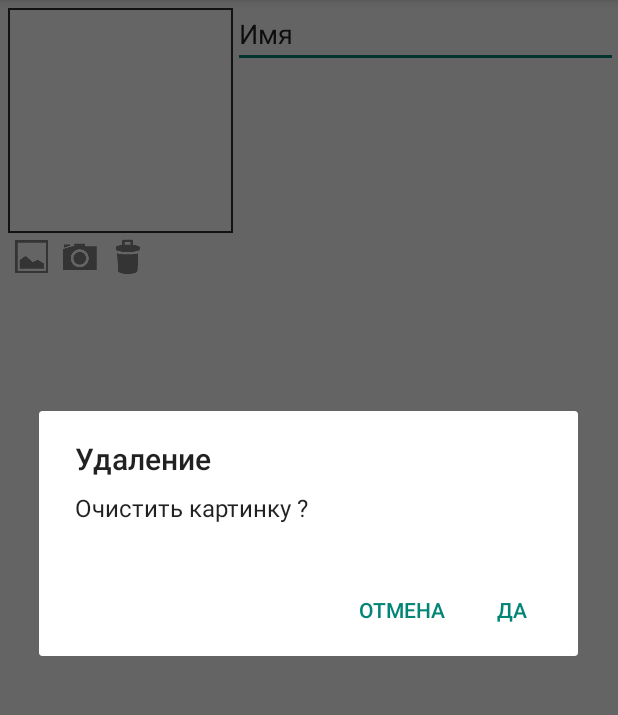
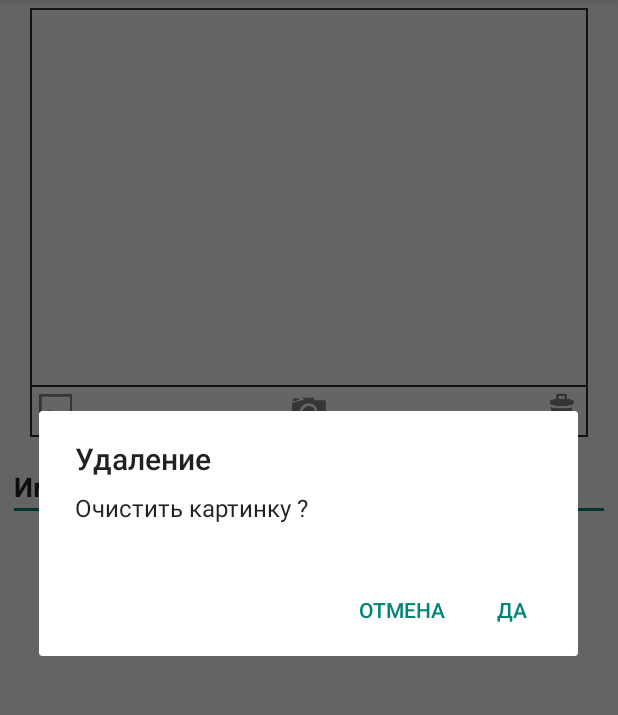
Before and after one commit to pleshakoff/ushlanabazu, an Android app: the EditItemActivity screen opened directly, with no data from a screen before it, after a tap on an icon or button, on a phone screen of 412 x 824 dp, the part 84-799 px from its top. Run offline under Robolectric (Android 15) with nearby library versions, the phone set to English and light mode, and no system bars.

Commit message:
Добавил фрагменты

```diff
--- a/app/src/main/java/com/ushlanabazu/app/MainActivity.java
+++ b/app/src/main/java/com/ushlanabazu/app/MainActivity.java
@@ -200,7 +200,7 @@ public class MainActivity extends ActionBarActivity implements LoaderManager.Loa
 
     @Override
     protected void onActivityResult(int requestCode, int resultCode, Intent data) {
-        if (resultCode == RESULT_OK) {
+        if (resultCode == RESULT_OK )  {
             String name = data.getStringExtra("name");
             getSupportLoaderManager().getLoader(0).forceLoad();
 
--- /dev/null
+++ b/app/src/main/java/com/ushlanabazu/app/TitleFragment.java
@@ -0,0 +1,51 @@
+package com.ushlanabazu.app;
+
+import android.app.Activity;
+import android.net.Uri;
+import android.os.Bundle;
+import android.support.v4.app.Fragment;
+import android.view.LayoutInflater;
+import android.view.View;
+import android.view.ViewGroup;
+
+
+public class TitleFragment extends Fragment {
+
+
+    private OnFragmentInteractionListener mListener;
+
+
+    @Override
+    public View onCreateView(LayoutInflater inflater, ViewGroup container,
+                             Bundle savedInstanceState) {
+        // Inflate the layout for this fragment
+        View view = inflater.inflate(R.layout.fragment_title, container, false);
+        return view;
+    }
+
+
+
+    @Override
+    public void onAttach(Activity activity) {
+        super.onAttach(activity);
+//        try {
+//            mListener = (OnFragmentInteractionListener) activity;
+//        } catch (ClassCastException e) {
+//            throw new ClassCastException(activity.toString()
+//                    + " must implement OnFragmentInteractionListener");
+//        }
+    }
+
+    @Override
+    public void onDetach() {
+        super.onDetach();
+        mListener = null;
+    }
+
+
+    public interface OnFragmentInteractionListener {
+        // TODO: Update argument type and name
+        public void onFragmentInteraction(Uri uri);
+    }
+
+}
--- a/app/src/main/java/com/ushlanabazu/app/ViewItemActivity.java
+++ b/app/src/main/java/com/ushlanabazu/app/ViewItemActivity.java
@@ -38,6 +38,7 @@ public class ViewItemActivity extends ActionBarActivity {
         id = intent.getLongExtra("id", -1);
         getSupportActionBar().setDisplayHomeAsUpEnabled(true);
         getSupportActionBar().setSubtitle(getString(R.string.mode_view));
+        findViewById(R.id.image_buttons_layout).setVisibility(View.GONE);
 
         refreshContent();
     }
--- a/app/src/main/res/layout/activity_edit_item.xml
+++ b/app/src/main/res/layout/activity_edit_item.xml
@@ -1,84 +1,93 @@
 <?xml version="1.0" encoding="utf-8"?>
 
 <RelativeLayout xmlns:android="http://schemas.android.com/apk/res/android"
-              android:orientation="vertical"
+                xmlns:tools="http://schemas.android.com/tools"
+                android:orientation="vertical"
               android:layout_width="match_parent"
               android:layout_height="fill_parent"
               android:focusable="false"
               android:focusableInTouchMode="false"
         >
 
-    <EditText
-            android:layout_width="match_parent"
-            android:layout_height="wrap_content"
-            android:inputType="textPersonName"
-            android:ems="10"
-            android:id="@+id/edit_item_name"
-            android:text="Имя"
-            android:singleLine="true"
-            android:layout_alignParentTop="true"
-            android:layout_toRightOf="@+id/linearLayout"/>
 
-    <ImageButton
-            android:layout_width="wrap_content"
-            android:layout_height="wrap_content"
-            android:focusableInTouchMode="false"
-            android:id="@+id/get_image_from_galery_button"
-            android:background="@drawable/ic_action_picture"
-            android:onClick="onClick"
-            android:layout_alignTop="@+id/get_image_from_camera_button"
-            android:layout_alignLeft="@+id/linearLayout"
-            android:layout_alignStart="@+id/linearLayout"/>
+    <fragment android:name="com.ushlanabazu.app.TitleFragment"
+              android:id="@+id/title_fragment"
+              android:layout_weight="1"
+              android:layout_width="match_parent"
+              android:layout_height="wrap_content"
+              tools:layout="@layout/fragment_title"/>
 
-    <ImageButton
-            android:layout_width="wrap_content"
-            android:layout_height="wrap_content"
-            android:focusableInTouchMode="false"
-            android:id="@+id/get_image_from_camera_button"
-            android:background="@drawable/ic_action_camera"
-            android:onClick="onClick"
-            android:layout_below="@+id/linearLayout"
-            android:layout_toRightOf="@+id/get_image_from_galery_button"/>
+    <!--<EditText-->
+            <!--android:layout_width="match_parent"-->
+            <!--android:layout_height="wrap_content"-->
+            <!--android:inputType="textPersonName"-->
+            <!--android:ems="10"-->
+            <!--android:id="@+id/edit_item_name"-->
+            <!--android:text="Имя"-->
+            <!--android:singleLine="true"-->
+            <!--android:layout_alignParentTop="true"-->
+            <!--android:layout_toRightOf="@+id/linearLayout"/>-->
 
-    <ImageButton
-            android:layout_width="wrap_content"
-            android:layout_height="wrap_content"
-            android:focusableInTouchMode="false"
-            android:id="@+id/image_discard_button"
-            android:background="@drawable/ic_action_discard"
-            android:onClick="onClick"
-            android:layout_below="@+id/linearLayout"
-            android:layout_toRightOf="@+id/get_image_from_camera_button"/>
+    <!--<ImageButton-->
+            <!--android:layout_width="wrap_content"-->
+            <!--android:layout_height="wrap_content"-->
+            <!--android:focusableInTouchMode="false"-->
+            <!--android:id="@+id/get_image_from_galery_button"-->
+            <!--android:background="@drawable/ic_action_picture"-->
+            <!--android:onClick="onClick"-->
+            <!--android:layout_alignTop="@+id/get_image_from_camera_button"-->
+            <!--android:layout_alignLeft="@+id/linearLayout"-->
+            <!--android:layout_alignStart="@+id/linearLayout"/>-->
 
-    <LinearLayout
-            android:orientation="horizontal"
-            android:layout_width="150dp"
-            android:layout_height="150dp"
-            android:id="@+id/linearLayout"
-            android:layout_alignParentTop="true"
-            android:layout_alignParentLeft="true"
-            android:layout_alignParentStart="true"
-            android:background="#ff2e2e2e"
-            android:padding="1dp"
-            android:weightSum="1"
-            android:layout_marginLeft="5dp"
-            android:layout_marginTop="5dp">
+    <!--<ImageButton-->
+            <!--android:layout_width="wrap_content"-->
+            <!--android:layout_height="wrap_content"-->
+            <!--android:focusableInTouchMode="false"-->
+            <!--android:id="@+id/get_image_from_camera_button"-->
+            <!--android:background="@drawable/ic_action_camera"-->
+            <!--android:onClick="onClick"-->
+            <!--android:layout_below="@+id/linearLayout"-->
+            <!--android:layout_toRightOf="@+id/get_image_from_galery_button"/>-->
 
-        <ImageView
-                android:layout_width="match_parent"
-                android:layout_height="match_parent"
-                android:id="@+id/mainItemImageView"
-                android:adjustViewBounds="true"
-                android:focusable="true"
-                android:clickable="true"
-                android:padding="3dp"
-                android:layout_centerVertical="true"
-                android:layout_toRightOf="@+id/getImageFromGaleryButton"
-                android:background="#fffefefe"
-                android:onClick="onClick"
-                android:layout_weight="21.75"/>
+    <!--<ImageButton-->
+            <!--android:layout_width="wrap_content"-->
+            <!--android:layout_height="wrap_content"-->
+            <!--android:focusableInTouchMode="false"-->
+            <!--android:id="@+id/image_discard_button"-->
+            <!--android:background="@drawable/ic_action_discard"-->
+            <!--android:onClick="onClick"-->
+            <!--android:layout_below="@+id/linearLayout"-->
+            <!--android:layout_toRightOf="@+id/get_image_from_camera_button"/>-->
 
-    </LinearLayout>
+    <!--<LinearLayout-->
+            <!--android:orientation="horizontal"-->
+            <!--android:layout_width="150dp"-->
+            <!--android:layout_height="150dp"-->
+            <!--android:id="@+id/linearLayout"-->
+            <!--android:layout_alignParentTop="true"-->
+            <!--android:layout_alignParentLeft="true"-->
+            <!--android:layout_alignParentStart="true"-->
+            <!--android:background="#ff2e2e2e"-->
+            <!--android:padding="1dp"-->
+            <!--android:weightSum="1"-->
+            <!--android:layout_marginLeft="5dp"-->
+            <!--android:layout_marginTop="5dp">-->
+
+        <!--<ImageView-->
+                <!--android:layout_width="match_parent"-->
+                <!--android:layout_height="match_parent"-->
+                <!--android:id="@+id/mainItemImageView"-->
+                <!--android:adjustViewBounds="true"-->
+                <!--android:focusable="true"-->
+                <!--android:clickable="true"-->
+                <!--android:padding="3dp"-->
+                <!--android:layout_centerVertical="true"-->
+                <!--android:layout_toRightOf="@+id/getImageFromGaleryButton"-->
+                <!--android:background="#fffefefe"-->
+                <!--android:onClick="onClick"-->
+                <!--android:layout_weight="21.75"/>-->
+
+    <!--</LinearLayout>-->
 
 
 </RelativeLayout>
--- a/app/src/main/res/layout/fragment_title.xml
+++ b/app/src/main/res/layout/fragment_title.xml
@@ -1,41 +1,27 @@
 <?xml version="1.0" encoding="utf-8"?>
 
 <LinearLayout xmlns:android="http://schemas.android.com/apk/res/android"
-               android:layout_width="match_parent"
+               android:layout_width="fill_parent"
                android:layout_height="match_parent"
                android:orientation="vertical">
 
-    <EditText
-            android:layout_width="match_parent"
-            android:layout_height="wrap_content"
-            android:inputType="textPersonName"
-            android:ems="10"
-            android:id="@+id/editText"
-            android:text="Имя"
-            android:singleLine="true"
-            android:layout_alignParentTop="true"
-            android:layout_toRightOf="@+id/linearLayout"
-            android:layout_gravity="center_horizontal"
-            android:layout_margin="5dp"
-            />
-
     <LinearLayout
-            android:orientation="horizontal"
+            android:orientation="vertical"
             android:layout_width="match_parent"
             android:layout_height="wrap_content"
             android:id="@+id/linearLayout"
-            android:layout_alignParentTop="true"
-            android:layout_alignParentLeft="true"
-            android:layout_alignParentStart="true"
             android:background="#ff2e2e2e"
-            android:padding="1dp"
             android:weightSum="1"
             android:layout_gravity="center_horizontal"
-            android:layout_margin="5dp">
+            android:padding="1dp"
+            android:layout_marginLeft="20dp"
+            android:layout_marginTop="5dp"
+            android:layout_marginRight="20dp"
+            android:layout_marginBottom="5dp">
 
         <ImageView
-                android:layout_width="fill_parent"
-                android:layout_height="200dp"
+                android:layout_width="match_parent"
+                android:layout_height="250dp"
                 android:id="@+id/mainItemImageView"
                 android:adjustViewBounds="true"
                 android:focusable="true"
@@ -46,6 +32,65 @@
                 android:background="#fffefefe"
                 android:onClick="onClick"
                 android:layout_gravity="center_horizontal"/>
+
+        <RelativeLayout android:layout_width="match_parent"
+                        android:layout_height="wrap_content"
+                        android:background="#fffefefe"
+                        android:layout_marginTop="1dp"
+                        android:id="@+id/image_buttons_layout"
+                        android:visibility="visible">
+
+
+
+            <ImageButton
+                    android:layout_width="wrap_content"
+                    android:layout_height="wrap_content"
+                    android:focusableInTouchMode="false"
+                    android:id="@+id/get_image_from_galery_button"
+                    android:background="@drawable/ic_action_picture"
+                    android:onClick="onClick"
+                    android:layout_alignTop="@+id/get_image_from_camera_button"
+                    android:layout_alignLeft="@+id/linearLayout"
+                    android:layout_alignStart="@+id/linearLayout"
+                    />
+
+            <ImageButton
+                    android:layout_width="wrap_content"
+                    android:layout_height="wrap_content"
+                    android:focusableInTouchMode="false"
+                    android:id="@+id/get_image_from_camera_button"
+                    android:background="@drawable/ic_action_camera"
+                    android:onClick="onClick"
+                    android:layout_alignParentTop="true"
+                    android:layout_centerHorizontal="true"/>
+
+            <ImageButton
+                    android:layout_width="wrap_content"
+                    android:layout_height="wrap_content"
+                    android:focusableInTouchMode="false"
+                    android:id="@+id/image_discard_button"
+                    android:background="@drawable/ic_action_discard"
+                    android:onClick="onClick"
+                    android:layout_alignParentTop="true"
+                    android:layout_alignParentRight="true"
+                    android:layout_alignParentEnd="true"/>
+
+
+        </RelativeLayout>
     </LinearLayout>
 
+    <EditText
+            android:layout_width="match_parent"
+            android:layout_height="wrap_content"
+            android:inputType="textPersonName"
+            android:ems="10"
+            android:id="@+id/edit_item_name"
+            android:text="Имя"
+            android:singleLine="true"
+            android:layout_alignParentTop="true"
+            android:layout_toRightOf="@+id/linearLayout"
+            android:layout_margin="5dp"
+            android:textIsSelectable="false"
+            android:textStyle="bold"/>
+
 </LinearLayout>
```
Also changed, not shown: app/src/main/res/layout/activity_view_item.xml (+46 -38 lines), app/src/main/res/values-large/refs.xml (added, +12 -0 lines), app/src/main/res/values-sw600dp/refs.xml (added, +12 -0 lines), app/src/main/res/values/refs.xml (added, +11 -0 lines), 1 other file.
